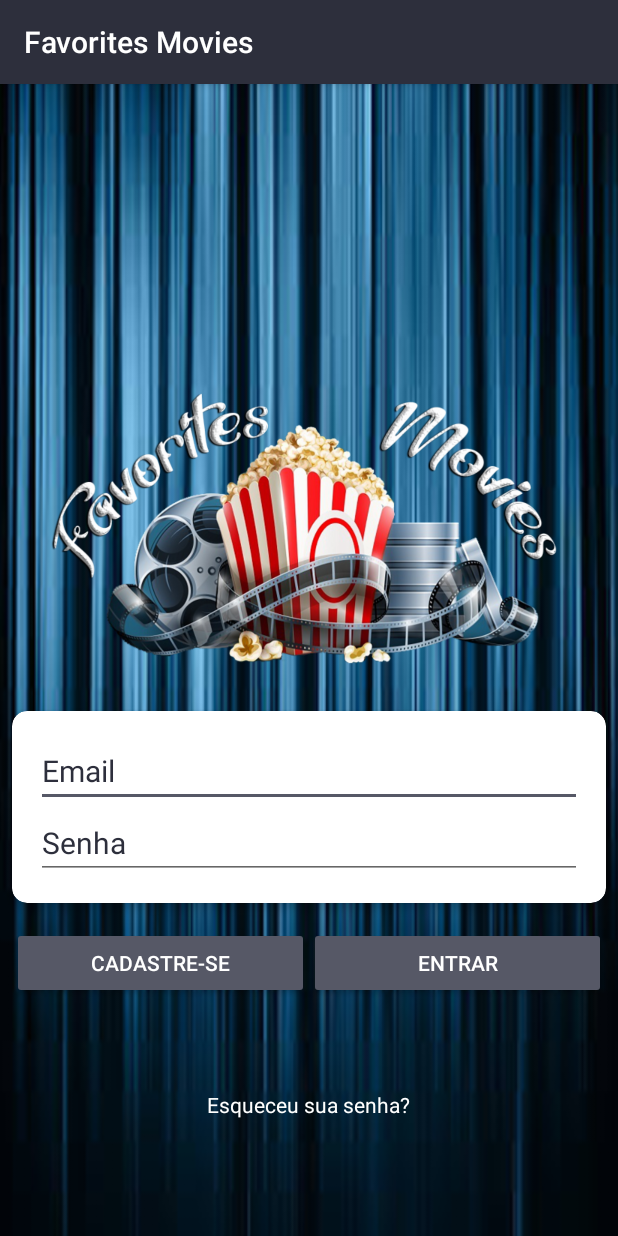
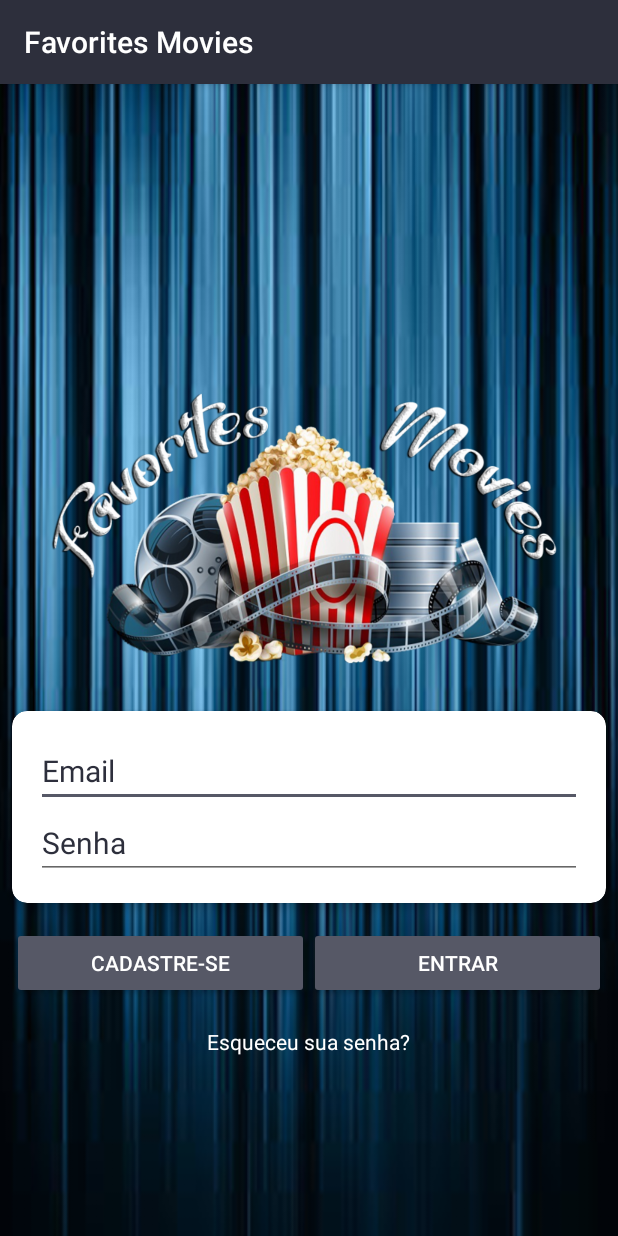
Before and after one commit to lucianobrsts/FavoritesMovies, an Android app: the screen it shows after launch (LoginActivity), on a phone screen of 412 x 824 dp. Run offline under Robolectric (Android 15) with nearby library versions, the phone set to English and light mode, and no system bars; our stand-ins replace Firebase (no records; nobody signed in at launch, a user with empty details on screens opened directly).

Commit message:
adc texto em @string e adc language em pt-BR

```diff
--- a/app/build.gradle
+++ b/app/build.gradle
@@ -24,8 +24,8 @@ android {
 dependencies {
     implementation fileTree(dir: 'libs', include: ['*.jar'])
 
-    implementation 'com.google.firebase:firebase-auth:10.2.0'
-    implementation 'com.google.firebase:firebase-core:10.2.0'
+    implementation 'com.google.firebase:firebase-auth:16.0.1'
+    implementation 'com.google.firebase:firebase-core:16.0.0'
 
     implementation 'com.rengwuxian.materialedittext:library:2.1.4'
 
--- a/app/src/main/java/unit7/dev/favoritesmovies/activity/ConfiguracaoActivity.java
+++ /dev/null
@@ -1,4 +0,0 @@
-package unit7.dev.favoritesmovies.activity;
-
-public class ConfiguracaoActivity {
-}
--- a/app/src/main/java/unit7/dev/favoritesmovies/activity/HomeActivity.java
+++ b/app/src/main/java/unit7/dev/favoritesmovies/activity/HomeActivity.java
@@ -102,7 +102,7 @@ public class HomeActivity extends AppCompatActivity {
             }
             TMDbApiClient client = new TMDbApiClient();
             TMDbService apiService = TMDbApiClient.getTMDbApiClient().create(TMDbService.class);
-            Call<MovieResponse> call = apiService.getPopularMovies(BuildConfig.THE_MOVIE_DB_API_TOKEN);
+            Call<MovieResponse> call = apiService.getPopularMovies(BuildConfig.THE_MOVIE_DB_API_TOKEN, "pt-BR");
             call.enqueue(new Callback<MovieResponse>() {
                 @Override
                 public void onResponse(Call<MovieResponse> call, Response<MovieResponse> response) {
--- a/app/src/main/java/unit7/dev/favoritesmovies/adapter/MoviesAdapter.java
+++ b/app/src/main/java/unit7/dev/favoritesmovies/adapter/MoviesAdapter.java
@@ -46,7 +46,6 @@ public class MoviesAdapter extends RecyclerView.Adapter<MoviesAdapter.MyViewHold
         String vote = Double.toString(movieList.get(i).getVote_average());
         viewHolder.userRating.setText(vote);
 
-        // implematation Glide:4.7.1
         Glide.with(mContext)
                 .load(movieList.get(i).getPoster_path())
                 .placeholder(R.drawable.load)
--- a/app/src/main/java/unit7/dev/favoritesmovies/api/TMDbService.java
+++ b/app/src/main/java/unit7/dev/favoritesmovies/api/TMDbService.java
@@ -9,5 +9,6 @@ import unit7.dev.favoritesmovies.model.MovieResponse;
 public interface TMDbService {
 
     @GET("movie/popular")
-    Call<MovieResponse> getPopularMovies(@Query("api_key") String apiKey);
+    Call<MovieResponse> getPopularMovies(@Query("api_key") String apiKey,
+                                         @Query("language") String language);
 }
--- a/app/src/main/java/unit7/dev/favoritesmovies/viewHolder/MyViewHolder.java
+++ b/app/src/main/java/unit7/dev/favoritesmovies/viewHolder/MyViewHolder.java
@@ -31,7 +31,9 @@ public class MyViewHolder extends RecyclerView.ViewHolder {
             public void onClick(View view) {
                 int position = getAdapterPosition();
                 adapter = new MoviesAdapter();
+
                 if(position != RecyclerView.NO_POSITION) {
+
                     Movie clickedDataItem = adapter.getMovieList().get(position);
                     Intent intent = new Intent(adapter.getmContext(), DetailActivity.class);
                     intent.putExtra("original_title", adapter.getMovieList().get(position).getOriginal_title());
--- a/app/src/main/res/layout/activity_detail.xml
+++ b/app/src/main/res/layout/activity_detail.xml
@@ -1,5 +1,6 @@
 <?xml version="1.0" encoding="utf-8"?>
-<android.support.design.widget.CoordinatorLayout xmlns:android="http://schemas.android.com/apk/res/android"
+<android.support.design.widget.CoordinatorLayout
+    xmlns:android="http://schemas.android.com/apk/res/android"
     xmlns:app="http://schemas.android.com/apk/res-auto"
     android:id="@+id/home_content"
     android:layout_width="match_parent"
--- a/app/src/main/res/layout/activity_login.xml
+++ b/app/src/main/res/layout/activity_login.xml
@@ -22,10 +22,12 @@
         android:layout_width="match_parent"
         android:layout_height="wrap_content"
         android:layout_alignParentBottom="true"
-        android:layout_alignParentStart="true"
-        android:layout_marginBottom="150dp">
+        android:layout_marginBottom="150dp"
+        android:layout_alignParentLeft="true"
+        android:layout_alignParentStart="true">
 
-        <android.support.v7.widget.CardView xmlns:android="http://schemas.android.com/apk/res/android"
+        <android.support.v7.widget.CardView
+            xmlns:android="http://schemas.android.com/apk/res/android"
             xmlns:app="http://schemas.android.com/apk/res-auto"
             android:id="@+id/info_login"
             android:layout_width="match_parent"
@@ -44,7 +46,7 @@
                     android:id="@+id/edtLoginEmail"
                     android:layout_width="match_parent"
                     android:layout_height="wrap_content"
-                    android:hint="Email"
+                    android:hint="@string/email"
                     android:textColor="@color/colorPrimary"
                     android:textColorHint="@color/colorPrimary"
                     android:textSize="20sp" />
@@ -53,7 +55,7 @@
                     android:id="@+id/edtLoginSenha"
                     android:layout_width="match_parent"
                     android:layout_height="wrap_content"
-                    android:hint="Senha"
+                    android:hint="@string/senha"
                     android:inputType="textPassword"
                     android:textColor="@color/colorPrimary"
                     android:textColorHint="@color/colorPrimary"
@@ -77,7 +79,7 @@
                 android:layout_width="0dp"
                 android:layout_height="wrap_content"
                 android:layout_weight="1"
-                android:text="Cadastre-se" />
+                android:text="@string/cadastrar" />
 
             <Button
                 android:id="@+id/btnLoginLogar"
@@ -85,7 +87,7 @@
                 android:layout_width="0dp"
                 android:layout_height="wrap_content"
                 android:layout_weight="1"
-                android:text="Entrar" />
+                android:text="@string/entrar" />
 
         </LinearLayout>
 
@@ -97,8 +99,8 @@
         android:layout_height="wrap_content"
         android:layout_alignParentBottom="true"
         android:layout_centerHorizontal="true"
-        android:layout_marginBottom="78dp"
-        android:text="Esqueceu sua senha?"
+        android:layout_marginBottom="120dp"
+        android:text="@string/esquecerSenha"
         android:textColor="@android:color/white" />
 
 </RelativeLayout>
--- a/app/src/main/res/layout/movie_card.xml
+++ b/app/src/main/res/layout/movie_card.xml
@@ -1,8 +1,8 @@
 <?xml version="1.0" encoding="utf-8"?>
 <LinearLayout xmlns:android="http://schemas.android.com/apk/res/android"
+    xmlns:card_view="http://schemas.android.com/apk/res-auto"
     android:layout_width="match_parent"
     android:layout_height="match_parent"
-    xmlns:card_view="http://schemas.android.com/apk/res-auto"
     android:adjustViewBounds="true">
 
     <android.support.v7.widget.CardView
--- a/app/src/main/res/menu/menu_main.xml
+++ b/app/src/main/res/menu/menu_main.xml
@@ -6,7 +6,7 @@
         android:id="@+id/menu_filmes"
         android:title="@string/action_filmes"
         android:orderInCategory="100"
-        android:icon="@drawable/ic_movie_filter_white_24dp"
+        android:icon="@drawable/ic_movie_filter_black_24dp"
         app:showAsAction="ifRoom"
         />
 
@@ -14,7 +14,7 @@
         android:id="@+id/menu_favoritos"
         android:title="@string/action_favoritos"
         android:orderInCategory="100"
-        android:icon="@drawable/ic_star_white_24dp"
+        android:icon="@drawable/ic_star_black_24dp"
         app:showAsAction="ifRoom"
         />
 </menu>
--- a/app/src/main/res/values/dimens.xml
+++ b/app/src/main/res/values/dimens.xml
@@ -9,7 +9,7 @@
     <dimen name="card_margin">5dp</dimen>
     <dimen name="user_rating_padding_bottom">5dp</dimen>
     <dimen name="user_rating">12dp</dimen>
-    <dimen name="detail_backdrop_height">10dp</dimen>
+    <dimen name="detail_backdrop_height">50dp</dimen>
     <dimen name="layout_margin_left">10dp</dimen>
     <dimen name="layout_margin_top">3dp</dimen>
     <dimen name="layout_margin_top2">10dp</dimen>
--- a/app/src/main/res/values/strings.xml
+++ b/app/src/main/res/values/strings.xml
@@ -1,6 +1,21 @@
 <resources>
     <string name="app_name">Favorites Movies</string>
 
+    <!-- Login -->
+    <string name="email">Email</string>
+    <string name="senha">Senha</string>
+    <string name="registrar">Registrar</string>
+    <string name="voltar">Voltar</string>
+    <string name="cadastrar">Cadastre-se</string>
+    <string name="entrar">Entrar</string>
+    <string name="esquecerSenha">Esqueceu sua senha?</string>
+    <string name="email2">Email:</string>
+    <string name="id">Id:</string>
+    <string name="logout">Logout</string>
+    <string name="redefinirSenha">Redefinir Senha</string>
+
+
+    <!-- Movies -->
     <string name="action_filmes">Filmes</string>
     <string name="action_favoritos">Favoritos</string>
     <string name="name_movie">Titulo do Filme</string>
@@ -13,6 +28,4 @@
     <string name="pref_most_popular">Filme mais popular</string>
     <string name="pref_highest_rated">Melhor filme avaliado</string>
 
-    <!-- TODO: Remove or change this placeholder text -->
-    <string name="hello_blank_fragment">Hello blank fragment</string>
 </resources>
```
Also changed, not shown: app/src/main/java/unit7/dev/favoritesmovies/fragment/MoviesFragment.java (deleted, +0 -21 lines), app/src/main/res/layout/activity_cadastro.xml (+6 -5 lines), app/src/main/res/layout/activity_home.xml (+0 -19 lines), app/src/main/res/layout/activity_perfil.xml (+6 -5 lines), app/src/main/res/layout/activity_reset_senha.xml (+6 -4 lines), app/src/main/res/layout/content_detail.xml (+13 -5 lines), app/src/main/res/layout/fragment_movies.xml (deleted, +0 -15 lines), app/src/main/res/layout/movies_layout.xml (deleted, +0 -39 lines).
